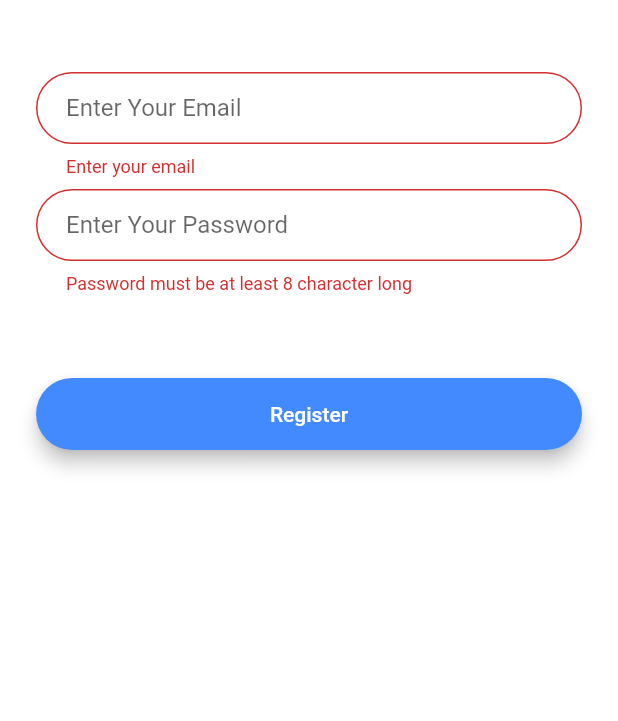
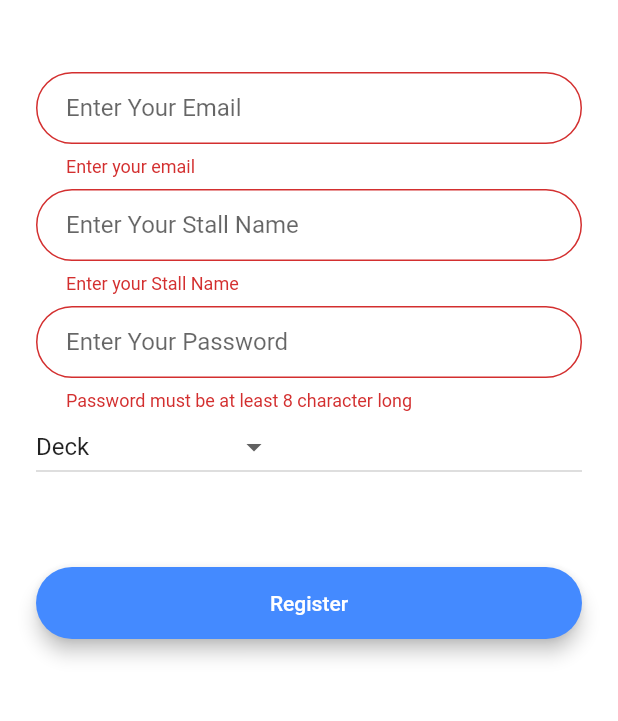
Before and after one commit to EkamSinghPandher/Grab-N-Go-Vendors, a Flutter app: the RegistrationScreen screen opened by its route, after a tap on "Register", on a phone screen of 412 x 824 dp, the part 300-1021 px from its top. Run offline on Flutter 3.47's test engine with Material 2 defaults, Android fonts, the phone set to English and light mode, and no system bars; our stand-ins replace animated_text_kit, cloud_firestore, firebase_auth; accounts and stored records are empty; generated files the repository leaves out were written again.

Commit message:
Data mapping done for vendor and location list

```diff
--- /dev/null
+++ b/VendorApp/lib/Data/dummy_data.dart
@@ -0,0 +1 @@
+List<String> locations = ["Deck", "Fine Food", "Science Canteen", "Yusof Ishak House"];
--- a/VendorApp/lib/Models/Vendor.dart
+++ b/VendorApp/lib/Models/Vendor.dart
@@ -1,12 +1,11 @@
 import './Food.dart';
-import 'Location.dart';
 import 'package:json_annotation/json_annotation.dart';
 
 part 'Vendor.g.dart';
 
 @JsonSerializable()
 class Vendor {
-  final Location loc;
+  final String loc;
   final String uid;
   final List<Food> menu;
   final String stallName;
--- a/VendorApp/lib/Services/database.dart
+++ b/VendorApp/lib/Services/database.dart
@@ -8,10 +8,15 @@ class DataService{
 
   //collection reference
   final CollectionReference vendorsCollection = Firestore.instance.collection('Vendors');
+  final CollectionReference locationsCollection = Firestore.instance.collection('LocationList');
 
   //uodating user data
   Future updateVendorData(Vendor vendor) async{
-      return await vendorsCollection.document(vendor.uid).setData(vendor.toJson());
+    return await vendorsCollection.document(vendor.uid).setData(vendor.toJson());
+  }
+
+  Future updateLocationData(Vendor vendor) async{
+    return await locationsCollection.document(vendor.loc).collection('Stalls').document(vendor.uid).setData(vendor.toJson());
   }
 
   //get vendor stream
--- a/VendorApp/lib/main_pages/HomeScreen/ImageTitle.dart
+++ b/VendorApp/lib/main_pages/HomeScreen/ImageTitle.dart
@@ -5,8 +5,9 @@ class ImageTitle extends StatelessWidget {
   final double width;
   final String title;
   final Image image;
+  final String location;
 
-  const ImageTitle(this.height, this.width, this.title, this.image);
+  const ImageTitle(this.height, this.width, this.title, this.image, this.location);
 
   @override
   Widget build(BuildContext context) {
@@ -35,7 +36,7 @@ class ImageTitle extends StatelessWidget {
                       ),
                       Container(
                         padding: EdgeInsets.fromLTRB(16, 0, 10, 10),
-                        child: Text('FineFoods @ Utown',
+                        child: Text(location,
                             style: TextStyle(fontSize: 15, color: Colors.white)),
                       ),
                     ],
--- a/VendorApp/lib/main_pages/HomeScreen/ScreenLayout.dart
+++ b/VendorApp/lib/main_pages/HomeScreen/ScreenLayout.dart
@@ -18,12 +18,13 @@ class HomeScreenLayout extends StatelessWidget {
             height,
             width,
             vendor.stallName,
-            Image.asset(
+            Image.network(
               vendor.stallImage,
               fit: BoxFit.fill,
               color: Colors.black45,
               colorBlendMode: BlendMode.darken,
-            )),
+            ),
+            vendor.loc),
         Container(
           color: Colors.lightBlue,
           alignment: Alignment.centerLeft,
--- a/VendorApp/lib/main_pages/loginScreen/registration_screen.dart
+++ b/VendorApp/lib/main_pages/loginScreen/registration_screen.dart
@@ -1,3 +1,4 @@
+import 'package:VendorApp/Data/dummy_data.dart';
 import 'package:VendorApp/Services/auth.dart';
 import 'package:flutter/material.dart';
 import 'package:VendorApp/components/roundedButton.dart';
@@ -18,11 +19,22 @@ class _RegistrationScreenState extends State<RegistrationScreen> {
   String email = '';
   String password = '';
   String errorMsg = '';
+  String stallName = '';
+  bool isLoading = false;
+  String dropdownvalue = "Deck";
   @override
   Widget build(BuildContext context) {
     return Scaffold(
       backgroundColor: Colors.white,
-      body: SingleChildScrollView(
+      body: isLoading
+          ? Center(
+              child: Container(
+                  height: 400,
+                  width: 200,
+                  child: Dialog(
+                    child: CircularProgressIndicator(),
+                  )))
+          : SingleChildScrollView(
               child: Padding(
                 padding: EdgeInsets.symmetric(horizontal: 24.0),
                 child: Form(
@@ -42,7 +54,8 @@ class _RegistrationScreenState extends State<RegistrationScreen> {
                         height: 48.0,
                       ),
                       TextFormField(
-                  validator: (val) => val.isEmpty ? 'Enter your email' : null,
+                        validator: (val) =>
+                            val.isEmpty ? 'Enter your email' : null,
                         onChanged: (value) {
                           setState(() {
                             email = value;
@@ -56,6 +69,19 @@ class _RegistrationScreenState extends State<RegistrationScreen> {
                         height: 8.0,
                       ),
                       TextFormField(
+                        validator: (val) =>
+                            val.isEmpty ? 'Enter your Stall Name' : null,
+                        onChanged: (value) {
+                          setState(() {
+                            stallName = value;
+                          });
+                        },
+                        decoration: kTextFieldDecoration.copyWith(
+                          hintText: 'Enter Your Stall Name',
+                        ),
+                      ),
+                      SizedBox(height: 8.0),
+                      TextFormField(
                         validator: (val) => (val.length < 8)
                             ? 'Password must be at least 8 character long'
                             : null,
@@ -68,6 +94,15 @@ class _RegistrationScreenState extends State<RegistrationScreen> {
                         decoration: kTextFieldDecoration.copyWith(
                           hintText: 'Enter Your Password',
                         ),
+                      ),
+                      DropdownButton<String>(
+                        value: dropdownvalue,
+                        items: locations.map<DropdownMenuItem<String>>((e) => DropdownMenuItem<String>(child: Text(e), value: e,)).toList(),
+                        onChanged: (String newValue){
+                          setState(() {
+                            dropdownvalue = newValue;
+                          });
+                        },
                       ),
                       Container(
                         alignment: Alignment.center,
@@ -84,14 +119,23 @@ class _RegistrationScreenState extends State<RegistrationScreen> {
                         color: Colors.blueAccent,
                         onPressed: () async {
                           if (formKey.currentState.validate()) {
-                      dynamic result = await _auth.registerUser(email, password);
+                            setState(() {
+                              isLoading = true;
+                            });
+                            dynamic result = await _auth.registerUser(
+                                email, password, stallName,dropdownvalue);
                             if (result == null) {
                               setState(() {
+                                isLoading = false;
                                 errorMsg =
                                     'Please enter a unused or valid email or password';
                               });
-                      }else{
-                        Navigator.of(context).pushReplacementNamed(Wrapper.id);
+                            } else {
+                              setState(() {
+                                isLoading = false;
+                              });
+                              Navigator.of(context)
+                                  .pushReplacementNamed(Wrapper.id);
                             }
                           }
                         },
```
Also changed, not shown: VendorApp/lib/Models/Location.dart (deleted, +0 -14 lines), VendorApp/lib/Services/auth.dart (+8 -5 lines), VendorApp/lib/main_pages/loginScreen/login_screen.dart (+9 -2 lines), VendorApp/lib/Models/Vendor.g.dart, VendorApp/lib/Models/location.g.dart (deleted). Lines whose indentation alone changed are shown as unchanged.
